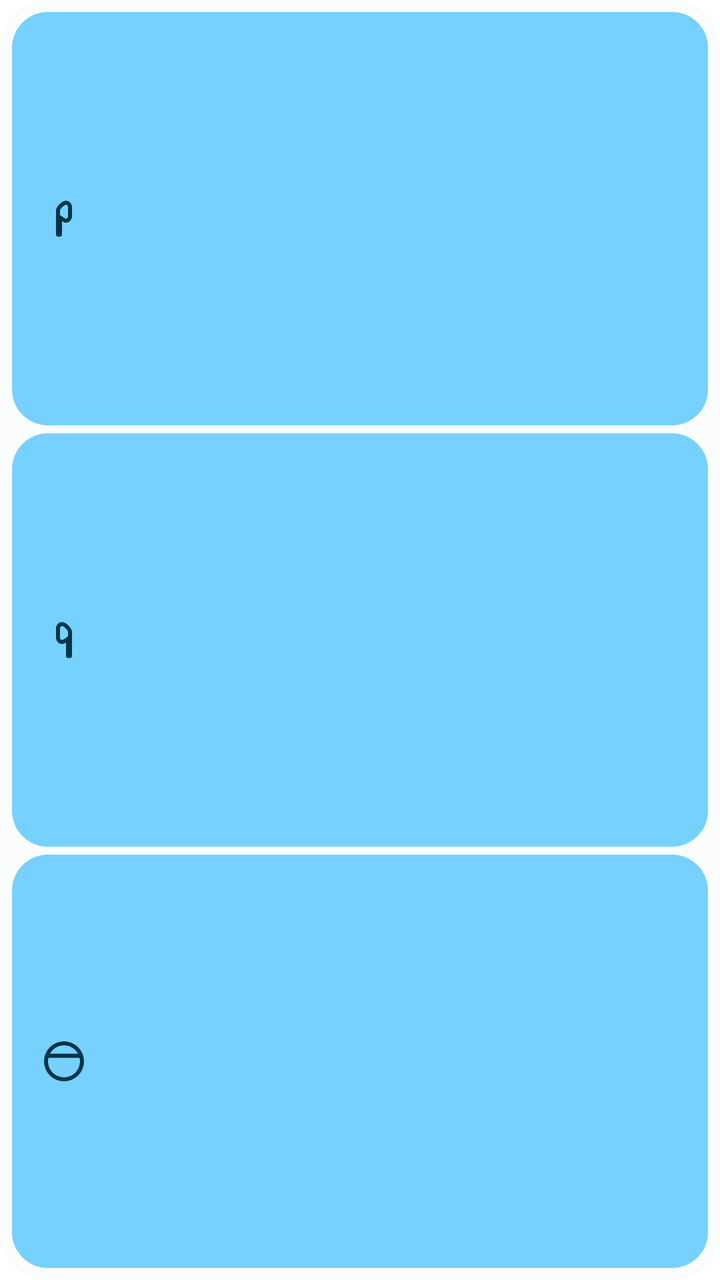
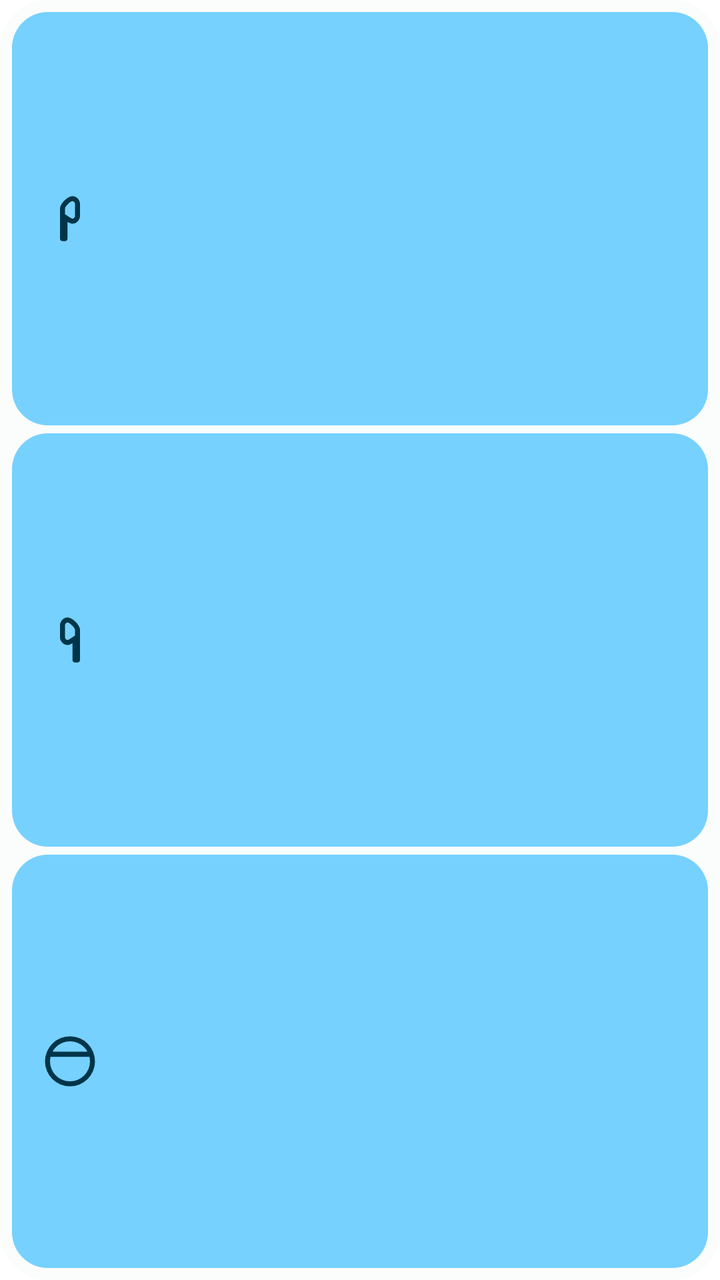

Two renders of the same Android screen: before a commit and after it. Below are the layout's source before the change and the commit's diff.
<!-- AndroidManifest.xml: application theme AppTheme -->
<!-- res/layout/widget_battery_expressive.xml -->
<?xml version="1.0" encoding="utf-8"?>
<LinearLayout xmlns:android="http://schemas.android.com/apk/res/android"
    android:id="@+id/widget_root"
    android:layout_width="match_parent"
    android:layout_height="match_parent"
    android:background="@drawable/widget_background"
    android:gravity="center_vertical"
    android:orientation="vertical"
    android:padding="6dp">

    <FrameLayout
        android:id="@+id/fb_cell_left"
        android:layout_width="match_parent"
        android:layout_height="0dp"
        android:layout_weight="1"
        android:layout_marginBottom="4dp">

        <ProgressBar
            android:id="@+id/fb_left_progress"
            style="?android:attr/progressBarStyleHorizontal"
            android:layout_width="match_parent"
            android:layout_height="match_parent"
            android:max="100"
            android:progress="0"
            android:progressDrawable="@drawable/widget_expressive_progress" />

        <LinearLayout
            android:layout_width="match_parent"
            android:layout_height="match_parent"
            android:gravity="center_vertical"
            android:orientation="horizontal"
            android:paddingStart="14dp"
            android:paddingEnd="14dp">

            <ImageView
                android:id="@+id/fb_left_icon"
                android:layout_width="24dp"
                android:layout_height="24dp"
                android:contentDescription="@string/widget_row_icon"
                android:src="@drawable/ic_left_bud"
                android:tint="@color/fb_text_color" />

            <TextView
                android:id="@+id/fb_left_label"
                android:layout_width="wrap_content"
                android:layout_height="wrap_content"
                android:layout_marginStart="8dp"
                android:fontFamily="sans-serif"
                android:text="@string/widget_row_left"
                android:textColor="@color/fb_text_color"
                android:textSize="16sp"
                android:textStyle="bold"
                android:visibility="gone" />

            <TextView
                android:layout_width="0dp"
                android:layout_height="1dp"
                android:layout_weight="1" />

            <ImageView
                android:id="@+id/fb_left_charging"
                android:layout_width="16dp"
                android:layout_height="16dp"
                android:layout_marginStart="8dp"
                android:contentDescription="@string/widget_row_charging"
                android:src="@drawable/ic_bolt"
                android:visibility="gone"
                android:importantForAccessibility="no" />

            <TextView
                android:id="@+id/fb_left_percent"
                android:layout_width="wrap_content"
                android:layout_height="wrap_content"
                android:fontFamily="sans-serif"
                android:textColor="@color/fb_text_color"
                android:textSize="16sp"
                android:textStyle="bold" />
        </LinearLayout>
    </FrameLayout>

    <FrameLayout
        android:id="@+id/fb_cell_right"
        android:layout_width="match_parent"
        android:layout_height="0dp"
        android:layout_weight="1"
        android:layout_marginBottom="4dp">

        <ProgressBar
            android:id="@+id/fb_right_progress"
            style="?android:attr/progressBarStyleHorizontal"
            android:layout_width="match_parent"
            android:layout_height="match_parent"
            android:max="100"
            android:progress="0"
            android:progressDrawable="@drawable/widget_expressive_progress" />

        <LinearLayout
            android:layout_width="match_parent"
            android:layout_height="match_parent"
            android:gravity="center_vertical"
            android:orientation="horizontal"
            android:paddingStart="14dp"
            android:paddingEnd="14dp">

            <ImageView
                android:id="@+id/fb_right_icon"
                android:layout_width="24dp"
                android:layout_height="24dp"
                android:contentDescription="@string/widget_row_icon"
                android:src="@drawable/ic_right_bud"
                android:tint="@color/fb_text_color" />

            <TextView
                android:id="@+id/fb_right_label"
                android:layout_width="wrap_content"
                android:layout_height="wrap_content"
                android:layout_marginStart="8dp"
                android:fontFamily="sans-serif"
                android:text="@string/widget_row_right"
                android:textColor="@color/fb_text_color"
                android:textSize="16sp"
                android:textStyle="bold"
                android:visibility="gone" />

            <TextView
                android:layout_width="0dp"
                android:layout_height="1dp"
                android:layout_weight="1" />

            <ImageView
                android:id="@+id/fb_right_charging"
                android:layout_width="16dp"
                android:layout_height="16dp"
                android:layout_marginStart="8dp"
                android:contentDescription="@string/widget_row_charging"
                android:src="@drawable/ic_bolt"
                android:visibility="gone"
                android:importantForAccessibility="no" />

            <TextView
                android:id="@+id/fb_right_percent"
                android:layout_width="wrap_content"
                android:layout_height="wrap_content"
                android:fontFamily="sans-serif"
                android:textColor="@color/fb_text_color"
                android:textSize="16sp"
                android:textStyle="bold" />
        </LinearLayout>
    </FrameLayout>

    <FrameLayout
        android:id="@+id/fb_cell_case"
        android:layout_width="match_parent"
        android:layout_height="0dp"
        android:layout_weight="1">

        <ProgressBar
            android:id="@+id/fb_case_progress"
            style="?android:attr/progressBarStyleHorizontal"
            android:layout_width="match_parent"
            android:layout_height="match_parent"
            android:max="100"
            android:progress="0"
            android:progressDrawable="@drawable/widget_expressive_progress" />

        <LinearLayout
            android:layout_width="match_parent"
            android:layout_height="match_parent"
            android:gravity="center_vertical"
            android:orientation="horizontal"
            android:paddingStart="14dp"
            android:paddingEnd="14dp">

            <ImageView
                android:id="@+id/fb_case_icon"
                android:layout_width="24dp"
                android:layout_height="24dp"
                android:contentDescription="@string/widget_row_icon"
                android:src="@drawable/ic_case"
                android:tint="@color/fb_text_color" />

            <TextView
                android:id="@+id/fb_case_label"
                android:layout_width="wrap_content"
                android:layout_height="wrap_content"
                android:layout_marginStart="8dp"
                android:fontFamily="sans-serif"
                android:text="@string/widget_row_case"
                android:textColor="@color/fb_text_color"
                android:textSize="16sp"
                android:textStyle="bold"
                android:visibility="gone" />

            <TextView
                android:layout_width="0dp"
                android:layout_height="1dp"
                android:layout_weight="1" />

            <ImageView
                android:id="@+id/fb_case_charging"
                android:layout_width="16dp"
                android:layout_height="16dp"
                android:layout_marginStart="8dp"
                android:contentDescription="@string/widget_row_charging"
                android:src="@drawable/ic_bolt"
                android:visibility="gone"
                android:importantForAccessibility="no" />

            <TextView
                android:id="@+id/fb_case_percent"
                android:layout_width="wrap_content"
                android:layout_height="wrap_content"
                android:fontFamily="sans-serif"
                android:textColor="@color/fb_text_color"
                android:textSize="16sp"
                android:textStyle="bold" />
        </LinearLayout>
    </FrameLayout>
</LinearLayout>
<!-- resources referenced by this layout -->
<resources>
  <color name="fb_text_color">#003549</color>
  <!-- drawable ic_bolt (drawable) -->
  <?xml version="1.0" encoding="utf-8"?>
  <vector xmlns:android="http://schemas.android.com/apk/res/android"
      android:width="24dp"
      android:height="24dp"
      android:viewportWidth="24"
      android:viewportHeight="24"
      android:tint="@color/fb_text_color">
      <path
          android:fillColor="@android:color/white"
          android:pathData="M11,21h-1l1,-7H7.5c-0.58,0 -0.57,-0.32 -0.38,-0.66c0.19,-0.34 0.05,-0.08 0.07,-0.12C8.48,10.94 10.42,7.54 13,3h1l-1,7h3.5c0.49,0 0.56,0.33 0.47,0.51l-0.07,0.15C12.96,17.55 11,21 11,21z" />
  </vector>
  <!-- drawable ic_case (drawable) -->
  <?xml version="1.0" encoding="utf-8"?>
  <vector xmlns:android="http://schemas.android.com/apk/res/android"
      android:width="24dp"
      android:height="24dp"
      android:viewportWidth="24"
      android:viewportHeight="24">
      <path
          android:fillColor="#FF000000"
          android:pathData="M12,20A8,8 0,0 1,4 12A8,8 0,0 1,12 4A8,8 0,0 1,20 12A8,8 0,0 1,12 20M12,2A10,10 0,0 0,2 12A10,10 0,0 0,12 22A10,10 0,0 0,22 12A10,10 0,0 0,12 2Z M20.038,8.135H4.199L3.518,10.228H21.166Z" />
  </vector>
  <!-- drawable ic_left_bud (drawable) -->
  <?xml version="1.0" encoding="utf-8"?>
  <vector xmlns:android="http://schemas.android.com/apk/res/android"
      android:width="24dp"
      android:height="24dp"
      android:viewportWidth="24"
      android:viewportHeight="24">
      <path
          android:fillColor="#FF000000"
          android:pathData="m13,3c2,0 3,2 3,3v5c0,1 -1,3 -3,3 -0.61,0 -1.32,-0.28 -2,-0.73V20c0,0.55 -0.45,1 -1,1H9C8.45,21 8,20.55 8,20V8C8,6 11,3 13,3m-3,7.23 l2.09,1.37c0.51,0.33 0.83,0.4 0.91,0.4 0.7,0 1,-0.92 1,-1V6.03C14,5.92 13.7,5 13,5 12.1,5 10,7.1 10,8v2.23" />
  </vector>
  <!-- drawable ic_right_bud (drawable) -->
  <?xml version="1.0" encoding="utf-8"?>
  <vector xmlns:android="http://schemas.android.com/apk/res/android"
      android:width="24dp"
      android:height="24dp"
      android:viewportWidth="24"
      android:viewportHeight="24">
      <path
          android:fillColor="#FF000000"
          android:pathData="M11,3C9,3 8,5 8,6v5c0,1 1,3 3,3 0.61,0 1.32,-0.28 2,-0.73V20c0,0.55 0.45,1 1,1h1c0.55,0 1,-0.45 1,-1V8C16,6 13,3 11,3m3,7.23 l-2.09,1.37C11.4,11.93 11.08,12 11,12 10.3,12 10,11.08 10,11V6.03C10,5.92 10.3,5 11,5c0.9,0 3,2.1 3,3v2.23" />
  </vector>
  <!-- drawable widget_background (drawable) -->
  <?xml version="1.0" encoding="utf-8"?>
  <shape xmlns:android="http://schemas.android.com/apk/res/android"
      android:shape="rectangle">
      <corners android:radius="24dp" />
      <gradient
          android:angle="135"
          android:endColor="@color/widget_surface"
          android:startColor="@color/widget_surface" />
  </shape>
  <string name="widget_row_case">Case</string>
  <string name="widget_row_charging">charging</string>
  <string name="widget_row_icon">earbud icon</string>
  <string name="widget_row_left">Left</string>
  <string name="widget_row_right">Right</string>
  <style name="AppTheme" parent="@android:style/Theme.Material.Light.NoActionBar">
          <item name="android:windowBackground">@android:color/white</item>
          <item name="android:statusBarColor">@android:color/transparent</item>
          <item name="android:navigationBarColor">@android:color/transparent</item>
          <item name="android:windowLightStatusBar">true</item>
          <item name="android:windowLightNavigationBar">true</item>
      </style>
  <color name="widget_surface">#FAFDFB</color>
  <color name="fb_bar_background">#C1E8FF</color>
  <color name="fb_bar_color">#76D1FF</color>
  <!-- unchanged entries left out for length: 1 -->
</resources>

<!-- the commit's change to res/layout/widget_battery_expressive.xml (unified diff, before → after) -->
@@ -34,8 +34,8 @@
 
             <ImageView
                 android:id="@+id/fb_left_icon"
-                android:layout_width="24dp"
-                android:layout_height="24dp"
+                android:layout_width="30dp"
+                android:layout_height="30dp"
                 android:contentDescription="@string/widget_row_icon"
                 android:src="@drawable/ic_left_bud"
                 android:tint="@color/fb_text_color" />
@@ -104,8 +104,8 @@
 
             <ImageView
                 android:id="@+id/fb_right_icon"
-                android:layout_width="24dp"
-                android:layout_height="24dp"
+                android:layout_width="30dp"
+                android:layout_height="30dp"
                 android:contentDescription="@string/widget_row_icon"
                 android:src="@drawable/ic_right_bud"
                 android:tint="@color/fb_text_color" />
@@ -173,8 +173,8 @@
 
             <ImageView
                 android:id="@+id/fb_case_icon"
-                android:layout_width="24dp"
-                android:layout_height="24dp"
+                android:layout_width="30dp"
+                android:layout_height="30dp"
                 android:contentDescription="@string/widget_row_icon"
                 android:src="@drawable/ic_case"
                 android:tint="@color/fb_text_color" />
